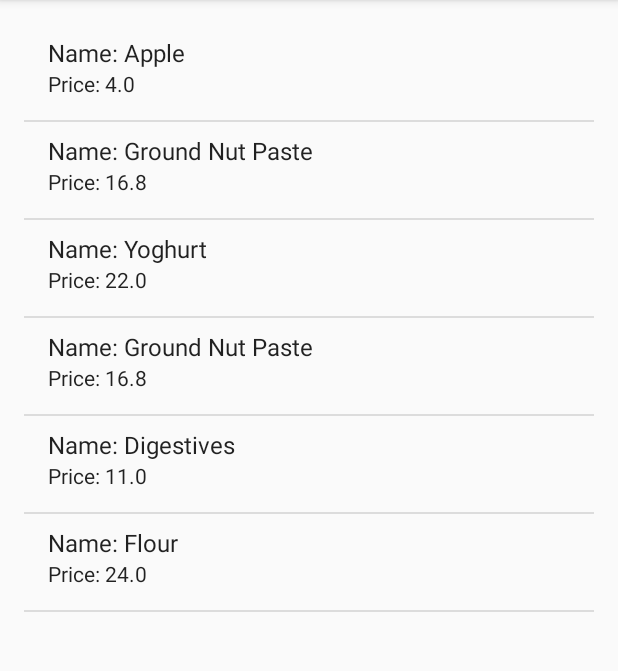
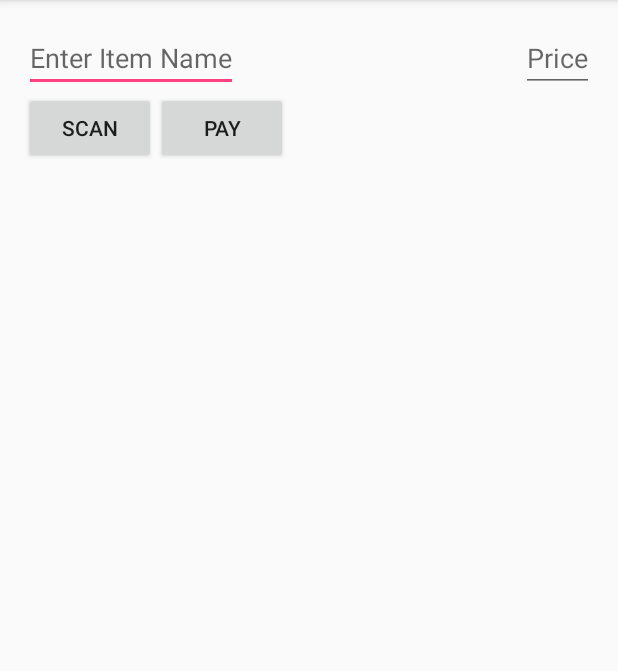
Before and after one commit to mestafrica/GroceryList, an Android app: the screen it shows after launch (GroceryActivity before the commit, ScanActivity after it), on a phone screen of 412 x 824 dp, the part 84-755 px from its top. Run offline under Robolectric (Android 15) with nearby library versions, the phone set to English and light mode, and no system bars; libraries missing offline, so code that uses them is left out: org.greenrobot.greendao; 4 statements that could not run were skipped.

Commit message:
Modified gradle scripts, configured GreenDAO in manifest, added application class to handle database connection, and implemented ScanActivity that populates items in the db

```diff
--- a/app/src/main/java/com/zianos/grocerylist/GroceryActivity.java
+++ b/app/src/main/java/com/zianos/grocerylist/GroceryActivity.java
@@ -1,12 +1,15 @@
 package com.zianos.grocerylist;
 
+import android.app.Application;
 import android.support.v7.app.AppCompatActivity;
 import android.os.Bundle;
+import android.util.Log;
 import android.widget.ListAdapter;
 import android.widget.ListView;
 
 import com.zianos.grocerylist.adapter.GroceryAdapter;
 import com.zianos.grocerylist.model.Grocery;
+import com.zianos.grocerylist.model.GroceryDao;
 
 import java.util.ArrayList;
 import java.util.Arrays;
@@ -18,17 +21,16 @@ public class GroceryActivity extends AppCompatActivity {
         super.onCreate(savedInstanceState);
         setContentView(R.layout.activity_grocery);
 
-        ArrayList<Grocery> groceryItems = new ArrayList<Grocery>(Arrays.asList(
-                new Grocery("Apple", 4.0),
-                new Grocery("Ground Nut Paste", 16.8),
-                new Grocery("Yoghurt", 22.0),
-                new Grocery("Ground Nut Paste", 16.8),
-                new Grocery("Digestives", 11.0),
-                new Grocery("Flour", 24)
-        ));
+        //Get the application and cast it to a groceryApplication
+        GroceryApplication groceryApplication = (GroceryApplication) getApplication();
+
+        //Get  a connection to the grocery database
+        GroceryDao groceryDao = groceryApplication.getDaoSession().getGroceryDao();
 
         ListView groceryListView = (ListView) findViewById(R.id.grocery_list_view);
-        ListAdapter adapter = new GroceryAdapter(this, 0, groceryItems);
+
+        //Pass all of the items in the table into the Adapter
+        ListAdapter adapter = new GroceryAdapter(this, 0, groceryDao.loadAll());
 
         groceryListView.setAdapter(adapter);
     }
--- /dev/null
+++ b/app/src/main/java/com/zianos/grocerylist/GroceryApplication.java
@@ -0,0 +1,28 @@
+package com.zianos.grocerylist;
+
+import android.app.Application;
+import android.util.Log;
+
+import com.zianos.grocerylist.model.DaoMaster;
+import com.zianos.grocerylist.model.DaoSession;
+
+import org.greenrobot.greendao.database.Database;
+
+public class GroceryApplication extends Application {
+
+    private DaoSession daoSession;
+
+    @Override
+    public void onCreate() {
+        super.onCreate();
+
+        DaoMaster.DevOpenHelper helper = new DaoMaster.DevOpenHelper(this, "grocery.db");
+
+        Database db = helper.getWritableDb();
+        daoSession = new DaoMaster(db).newSession();
+    }
+
+    public DaoSession getDaoSession() {
+        return daoSession;
+    }
+}
--- /dev/null
+++ b/app/src/main/java/com/zianos/grocerylist/ScanActivity.java
@@ -0,0 +1,63 @@
+package com.zianos.grocerylist;
+
+import android.content.Intent;
+import android.support.v7.app.AppCompatActivity;
+import android.os.Bundle;
+import android.view.View;
+import android.widget.Button;
+import android.widget.EditText;
+
+import com.zianos.grocerylist.model.Grocery;
+import com.zianos.grocerylist.model.GroceryDao;
+
+public class ScanActivity extends AppCompatActivity {
+
+    private Button scanButton, payButton;
+    private EditText nameInput, priceInput;
+
+    private GroceryDao groceryDao;
+
+    @Override
+    protected void onCreate(Bundle savedInstanceState) {
+        super.onCreate(savedInstanceState);
+        setContentView(R.layout.activity_scan);
+
+        GroceryApplication groceryApplication = (GroceryApplication) getApplication();
+        groceryDao = groceryApplication.getDaoSession().getGroceryDao();
+
+        scanButton = (Button) findViewById(R.id.scan_button);
+        payButton = (Button) findViewById(R.id.pay_button);
+        nameInput = (EditText) findViewById(R.id.name_input);
+        priceInput = (EditText) findViewById(R.id.price_input);
+
+        scanButton.setOnClickListener(new View.OnClickListener() {
+            @Override
+            public void onClick(View view) {
+                Grocery enteredGrocery = getGrocery();
+                groceryDao.insert(enteredGrocery);
+
+                clearGrocery();
+            }
+        });
+
+        payButton.setOnClickListener(new View.OnClickListener() {
+            @Override
+            public void onClick(View view) {
+                Intent i = new Intent(view.getContext(), GroceryActivity.class);
+                startActivity(i);
+            }
+        });
+    }
+
+    private Grocery getGrocery(){
+        String groceryName = nameInput.getText().toString();
+        double groceryPrice = Double.valueOf(priceInput.getText().toString());
+
+        return new Grocery(null, groceryName, groceryPrice);
+    }
+
+    private void clearGrocery(){
+        nameInput.setText("");
+        priceInput.setText("");
+    }
+}
--- /dev/null
+++ b/app/src/main/res/layout/activity_scan.xml
@@ -0,0 +1,50 @@
+<?xml version="1.0" encoding="utf-8"?>
+<LinearLayout xmlns:android="http://schemas.android.com/apk/res/android"
+    xmlns:tools="http://schemas.android.com/tools"
+    android:id="@+id/activity_scan"
+    android:layout_width="match_parent"
+    android:layout_height="match_parent"
+    android:paddingBottom="@dimen/activity_vertical_margin"
+    android:paddingLeft="@dimen/activity_horizontal_margin"
+    android:paddingRight="@dimen/activity_horizontal_margin"
+    android:paddingTop="@dimen/activity_vertical_margin"
+    android:orientation="vertical"
+    tools:context="com.zianos.grocerylist.ScanActivity">
+    <LinearLayout
+        android:layout_width="match_parent"
+        android:layout_height="wrap_content">
+        <EditText
+            android:id="@+id/name_input"
+            android:hint="Enter Item Name"
+            android:layout_width="wrap_content"
+            android:layout_height="wrap_content" />
+        <Space
+            android:layout_width="wrap_content"
+            android:layout_height="0dp"
+            android:layout_weight="1"/>
+        <EditText
+            android:id="@+id/price_input"
+            android:hint="Price"
+            android:layout_width="wrap_content"
+            android:layout_height="wrap_content"
+            android:inputType="numberDecimal"/>
+    </LinearLayout>
+    <LinearLayout
+        android:layout_width="match_parent"
+        android:layout_height="wrap_content"
+        android:orientation="horizontal">
+        <Button
+            android:id="@+id/scan_button"
+            android:layout_width="wrap_content"
+            android:layout_height="wrap_content"
+            android:text="Scan"
+            android:layout_gravity="right"/>
+        <Button
+            android:id="@+id/pay_button"
+            android:layout_width="wrap_content"
+            android:layout_height="wrap_content"
+            android:text="Pay"
+            android:layout_gravity="right"/>
+    </LinearLayout>
+
+</LinearLayout>
--- a/build.gradle
+++ b/build.gradle
@@ -7,6 +7,7 @@ buildscript {
     }
     dependencies {
         classpath 'com.android.tools.build:gradle:2.2.3'
+        classpath 'org.greenrobot:greendao-gradle-plugin:3.1.0'
         // NOTE: Do not place your application dependencies here; they belong
         // in the individual module build.gradle files
     }
```
Also changed, not shown: app/build.gradle (+2 -7 lines), app/src/main/AndroidManifest.xml (+7 -0 lines), app/src/main/java/com/zianos/grocerylist/model/Grocery.java (+29 -6 lines).
